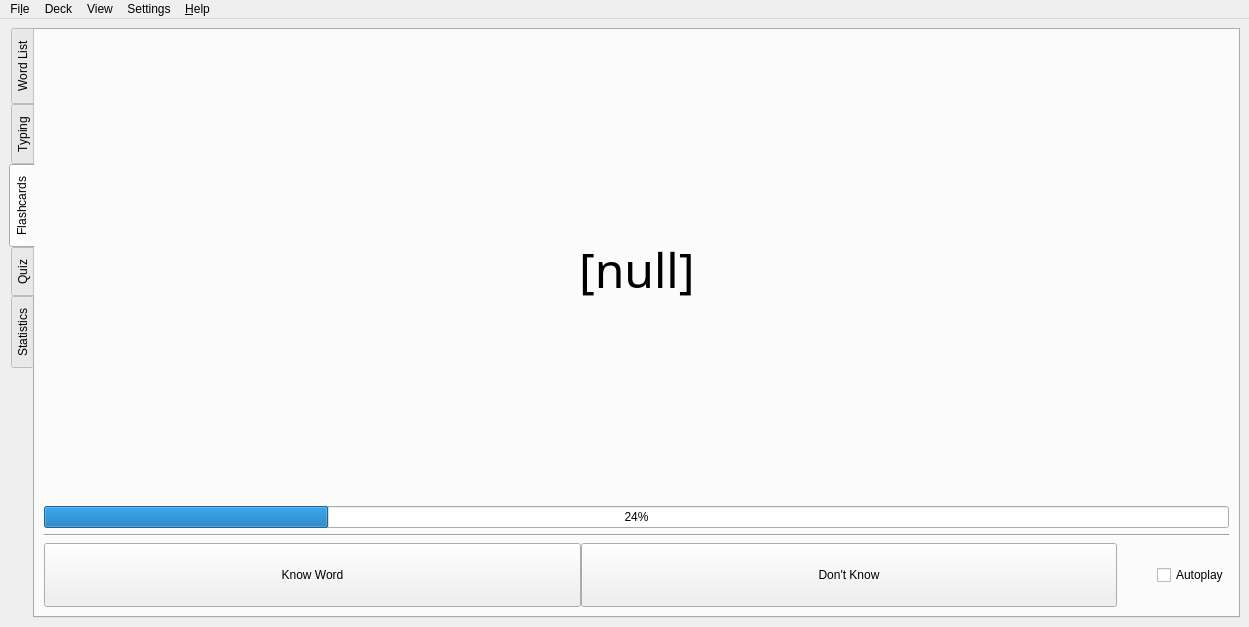
First picture: the form in cjk-trainer/ui/MainWindowView.ui, repository mruiz42/cjk-trainer, before the edit.
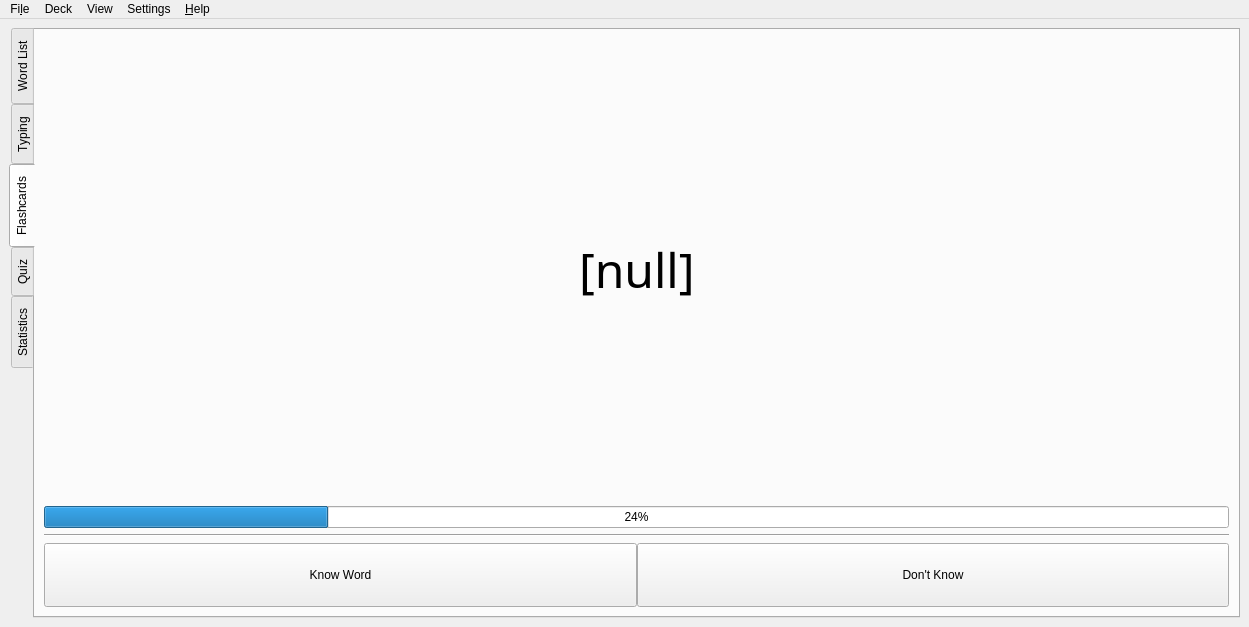
Second picture: the form after the edit. The open tabs and pages were chosen to show the change. Icons and pictures are not drawn.

The edit to the form file:
```diff
--- a/cjk-trainer/ui/MainWindowView.ui
+++ b/cjk-trainer/ui/MainWindowView.ui
@@ -824,39 +824,6 @@
                 </property>
                </widget>
               </item>
-              <item>
-               <spacer name="horizontalSpacer_9">
-                <property name="orientation">
-                 <enum>Qt::Horizontal</enum>
-                </property>
-                <property name="sizeType">
-                 <enum>QSizePolicy::Fixed</enum>
-                </property>
-                <property name="sizeHint" stdset="0">
-                 <size>
-                  <width>40</width>
-                  <height>20</height>
-                 </size>
-                </property>
-               </spacer>
-              </item>
-              <item>
-               <layout class="QVBoxLayout" name="verticalLayout_15">
-                <item>
-                 <widget class="QCheckBox" name="checkBox_autoPlay">
-                  <property name="sizePolicy">
-                   <sizepolicy hsizetype="Minimum" vsizetype="Fixed">
-                    <horstretch>0</horstretch>
-                    <verstretch>0</verstretch>
-                   </sizepolicy>
-                  </property>
-                  <property name="text">
-                   <string>Autoplay</string>
-                  </property>
-                 </widget>
-                </item>
-               </layout>
-              </item>
              </layout>
             </item>
            </layout>
```
Left out of the diff: 10 changed lines with no effect on the pictures.
